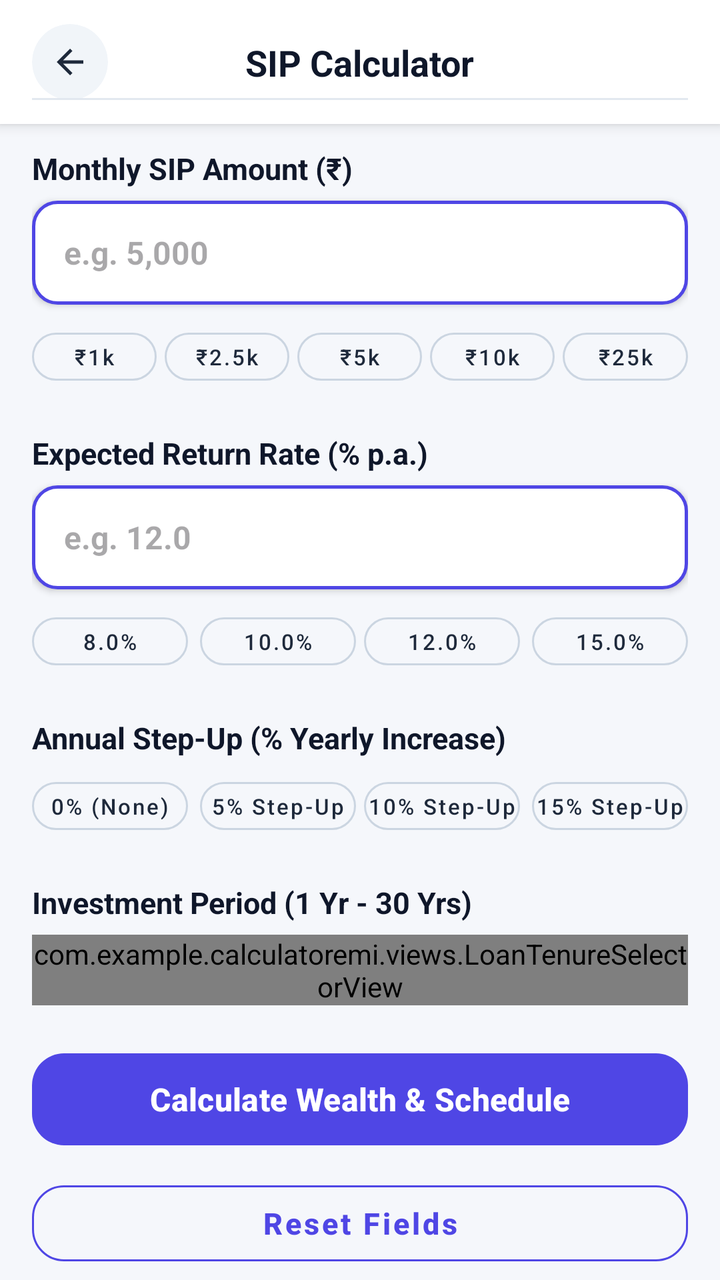
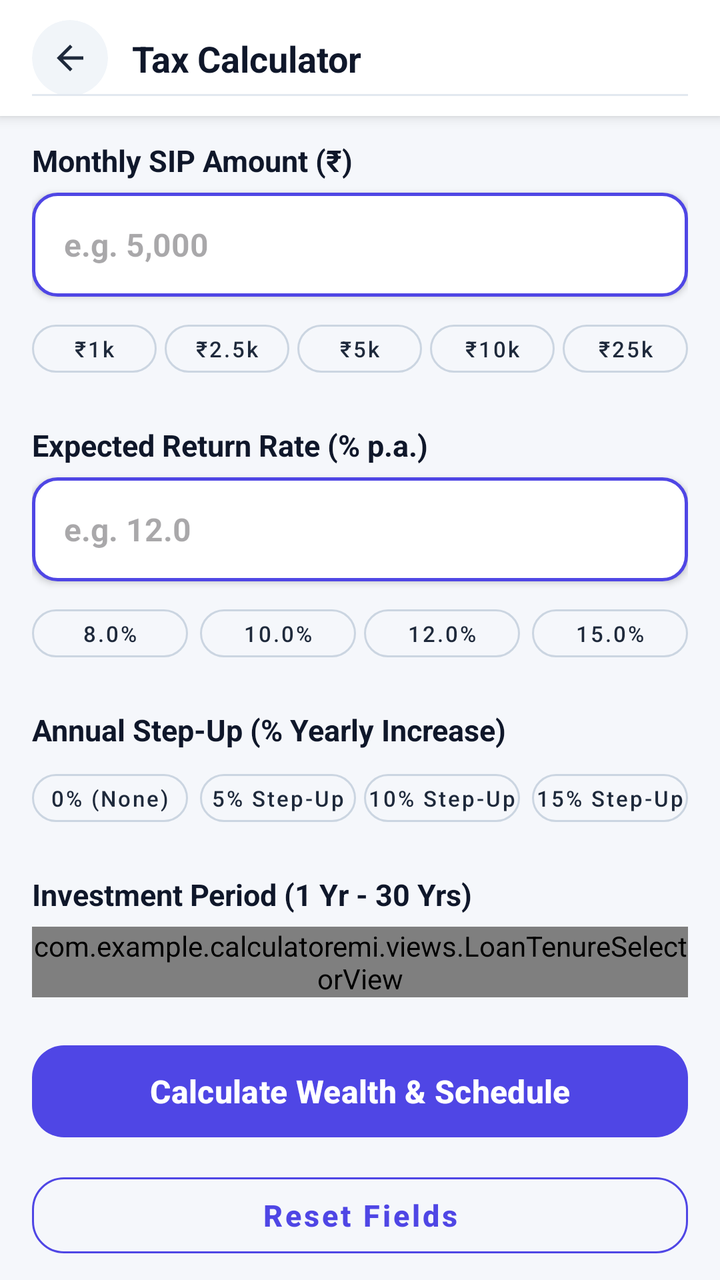

The first picture is an Android layout as it rendered before a commit; the second is the same layout after the commit. The layout source and the unified diff follow.
<!-- AndroidManifest.xml: application theme Theme.Calculatoremi -->
<!-- res/layout/activity_sip_calculator.xml -->
<?xml version="1.0" encoding="utf-8"?>
<LinearLayout
    xmlns:android="http://schemas.android.com/apk/res/android"
    xmlns:app="http://schemas.android.com/apk/res-auto"
    android:layout_width="match_parent"
    android:layout_height="match_parent"
    android:background="#F5F7FB"
    android:orientation="vertical">

    
    <androidx.constraintlayout.widget.ConstraintLayout
        android:id="@+id/calculatorHeader"
        android:layout_width="match_parent"
        android:layout_height="wrap_content"
        android:minHeight="55dp"
        android:background="@android:color/white"
        android:elevation="4dp"
        android:paddingStart="16dp"
        android:paddingTop="12dp"
        android:paddingEnd="16dp"
        android:paddingBottom="12dp">

        <com.google.android.material.card.MaterialCardView
            android:id="@+id/btnBackContainer"
            android:layout_width="38dp"
            android:layout_height="38dp"
            app:cardBackgroundColor="#F1F5F9"
            app:cardCornerRadius="19dp"
            app:cardElevation="0dp"
            app:strokeWidth="0dp"
            app:layout_constraintBottom_toBottomOf="parent"
            app:layout_constraintStart_toStartOf="parent"
            app:layout_constraintTop_toTopOf="parent">

            <ImageView
                android:id="@+id/btnBack"
                android:layout_width="20dp"
                android:layout_height="20dp"
                android:layout_gravity="center"
                android:src="@drawable/ic_arrow_back"
                app:tint="#1E293B" />
        </com.google.android.material.card.MaterialCardView>

        <TextView
            android:id="@+id/txtTitle"
            android:layout_width="wrap_content"
            android:layout_height="wrap_content"
            android:text="SIP Calculator"
            android:textColor="#0F172A"
            android:textSize="18sp"
            android:textStyle="bold"
            app:layout_constraintBottom_toBottomOf="parent"
            app:layout_constraintEnd_toEndOf="parent"
            app:layout_constraintStart_toStartOf="parent"
            app:layout_constraintTop_toTopOf="parent" />

        <View
            android:layout_width="match_parent"
            android:layout_height="1dp"
            android:background="#E2E8F0"
            app:layout_constraintBottom_toBottomOf="parent" />
    </androidx.constraintlayout.widget.ConstraintLayout>

    <androidx.core.widget.NestedScrollView
        android:id="@+id/scrollViewSip"
        android:layout_width="match_parent"
        android:layout_height="0dp"
        android:layout_weight="1"
        android:clipToPadding="false"
        android:fillViewport="true"
        android:paddingBottom="36dp">

        <LinearLayout
            android:layout_width="match_parent"
            android:layout_height="wrap_content"
            android:orientation="vertical"
            android:paddingHorizontal="@dimen/screen_padding"
            android:paddingTop="12dp">

            
            <TextView
                android:layout_width="wrap_content"
                android:layout_height="wrap_content"
                android:layout_marginBottom="6dp"
                android:text="Monthly SIP Amount (₹)"
                android:textColor="#0F172A"
                android:textSize="15sp"
                android:textStyle="bold" />

            <EditText
                android:id="@+id/etMonthlySip"
                android:layout_width="match_parent"
                android:layout_height="52dp"
                android:background="@drawable/numeric_input_border"
                android:elevation="2dp"
                android:hint="e.g. 5,000"
                android:inputType="numberDecimal"
                android:paddingHorizontal="16dp"
                android:textColor="#0F172A"
                android:textSize="16sp"
                android:textStyle="bold" />

            
            <LinearLayout
                android:layout_width="match_parent"
                android:layout_height="wrap_content"
                android:layout_marginTop="8dp"
                android:layout_marginBottom="20dp"
                android:orientation="horizontal"
                android:weightSum="5">

                <com.google.android.material.button.MaterialButton
                    android:id="@+id/chipSip1k"
                    style="@style/Widget.MaterialComponents.Button.OutlinedButton"
                    android:layout_width="0dp"
                    android:layout_height="36dp"
                    android:layout_weight="1"
                    android:layout_marginEnd="2dp"
                    android:padding="0dp"
                    android:text="₹1k"
                    android:textAllCaps="false"
                    android:textColor="#1E293B"
                    android:textSize="11sp"
                    app:strokeColor="#CBD5E1"
                    app:cornerRadius="18dp" />

                <com.google.android.material.button.MaterialButton
                    android:id="@+id/chipSip2_5k"
                    style="@style/Widget.MaterialComponents.Button.OutlinedButton"
                    android:layout_width="0dp"
                    android:layout_height="36dp"
                    android:layout_weight="1"
                    android:layout_marginHorizontal="2dp"
                    android:padding="0dp"
                    android:text="₹2.5k"
                    android:textAllCaps="false"
                    android:textColor="#1E293B"
                    android:textSize="11sp"
                    app:strokeColor="#CBD5E1"
                    app:cornerRadius="18dp" />

                <com.google.android.material.button.MaterialButton
                    android:id="@+id/chipSip5k"
                    style="@style/Widget.MaterialComponents.Button.OutlinedButton"
                    android:layout_width="0dp"
                    android:layout_height="36dp"
                    android:layout_weight="1"
                    android:layout_marginHorizontal="2dp"
                    android:padding="0dp"
                    android:text="₹5k"
                    android:textAllCaps="false"
                    android:textColor="#1E293B"
                    android:textSize="11sp"
                    app:strokeColor="#CBD5E1"
                    app:cornerRadius="18dp" />

                <com.google.android.material.button.MaterialButton
                    android:id="@+id/chipSip10k"
                    style="@style/Widget.MaterialComponents.Button.OutlinedButton"
                    android:layout_width="0dp"
                    android:layout_height="36dp"
                    android:layout_weight="1"
                    android:layout_marginHorizontal="2dp"
                    android:padding="0dp"
                    android:text="₹10k"
                    android:textAllCaps="false"
                    android:textColor="#1E293B"
                    android:textSize="11sp"
                    app:strokeColor="#CBD5E1"
                    app:cornerRadius="18dp" />

                <com.google.android.material.button.MaterialButton
                    android:id="@+id/chipSip25k"
                    style="@style/Widget.MaterialComponents.Button.OutlinedButton"
                    android:layout_width="0dp"
                    android:layout_height="36dp"
                    android:layout_weight="1"
                    android:layout_marginStart="2dp"
                    android:padding="0dp"
                    android:text="₹25k"
                    android:textAllCaps="false"
                    android:textColor="#1E293B"
                    android:textSize="11sp"
                    app:strokeColor="#CBD5E1"
                    app:cornerRadius="18dp" />

            </LinearLayout>

            
            <TextView
                android:layout_width="wrap_content"
                android:layout_height="wrap_content"
                android:layout_marginBottom="6dp"
                android:text="Expected Return Rate (% p.a.)"
                android:textColor="#0F172A"
                android:textSize="15sp"
                android:textStyle="bold" />

            <EditText
                android:id="@+id/etSipRate"
                android:layout_width="match_parent"
                android:layout_height="52dp"
                android:background="@drawable/numeric_input_border"
                android:elevation="2dp"
                android:hint="e.g. 12.0"
                android:inputType="numberDecimal"
                android:paddingHorizontal="16dp"
                android:textColor="#0F172A"
                android:textSize="16sp"
                android:textStyle="bold" />

            
            <LinearLayout
                android:layout_width="match_parent"
                android:layout_height="wrap_content"
                android:layout_marginTop="8dp"
                android:layout_marginBottom="20dp"
                android:orientation="horizontal"
                android:weightSum="4">

                <com.google.android.material.button.MaterialButton
                    android:id="@+id/chipRate8"
                    style="@style/Widget.MaterialComponents.Button.OutlinedButton"
                    android:layout_width="0dp"
                    android:layout_height="36dp"
                    android:layout_weight="1"
                    android:layout_marginEnd="4dp"
                    android:padding="0dp"
                    android:text="8.0%"
                    android:textAllCaps="false"
                    android:textColor="#1E293B"
                    android:textSize="11sp"
                    app:strokeColor="#CBD5E1"
                    app:cornerRadius="18dp" />

                <com.google.android.material.button.MaterialButton
                    android:id="@+id/chipRate10"
                    style="@style/Widget.MaterialComponents.Button.OutlinedButton"
                    android:layout_width="0dp"
                    android:layout_height="36dp"
                    android:layout_weight="1"
                    android:layout_marginHorizontal="2dp"
                    android:padding="0dp"
                    android:text="10.0%"
                    android:textAllCaps="false"
                    android:textColor="#1E293B"
                    android:textSize="11sp"
                    app:strokeColor="#CBD5E1"
                    app:cornerRadius="18dp" />

                <com.google.android.material.button.MaterialButton
                    android:id="@+id/chipRate12"
                    style="@style/Widget.MaterialComponents.Button.OutlinedButton"
                    android:layout_width="0dp"
                    android:layout_height="36dp"
                    android:layout_weight="1"
                    android:layout_marginHorizontal="2dp"
                    android:padding="0dp"
                    android:text="12.0%"
                    android:textAllCaps="false"
                    android:textColor="#1E293B"
                    android:textSize="11sp"
                    app:strokeColor="#CBD5E1"
                    app:cornerRadius="18dp" />

                <com.google.android.material.button.MaterialButton
                    android:id="@+id/chipRate15"
                    style="@style/Widget.MaterialComponents.Button.OutlinedButton"
                    android:layout_width="0dp"
                    android:layout_height="36dp"
                    android:layout_weight="1"
                    android:layout_marginStart="4dp"
                    android:padding="0dp"
                    android:text="15.0%"
                    android:textAllCaps="false"
                    android:textColor="#1E293B"
                    android:textSize="11sp"
                    app:strokeColor="#CBD5E1"
                    app:cornerRadius="18dp" />

            </LinearLayout>

            
            <TextView
                android:layout_width="wrap_content"
                android:layout_height="wrap_content"
                android:layout_marginBottom="6dp"
                android:text="Annual Step-Up (% Yearly Increase)"
                android:textColor="#0F172A"
                android:textSize="15sp"
                android:textStyle="bold" />

            <LinearLayout
                android:layout_width="match_parent"
                android:layout_height="wrap_content"
                android:layout_marginBottom="20dp"
                android:orientation="horizontal"
                android:weightSum="4">

                <com.google.android.material.button.MaterialButton
                    android:id="@+id/chipStep0"
                    style="@style/Widget.MaterialComponents.Button.OutlinedButton"
                    android:layout_width="0dp"
                    android:layout_height="36dp"
                    android:layout_weight="1"
                    android:layout_marginEnd="4dp"
                    android:padding="0dp"
                    android:text="0% (None)"
                    android:textAllCaps="false"
                    android:textColor="#1E293B"
                    android:textSize="11sp"
                    app:strokeColor="#CBD5E1"
                    app:cornerRadius="18dp" />

                <com.google.android.material.button.MaterialButton
                    android:id="@+id/chipStep5"
                    style="@style/Widget.MaterialComponents.Button.OutlinedButton"
                    android:layout_width="0dp"
                    android:layout_height="36dp"
                    android:layout_weight="1"
                    android:layout_marginHorizontal="2dp"
                    android:padding="0dp"
                    android:text="5% Step-Up"
                    android:textAllCaps="false"
                    android:textColor="#1E293B"
                    android:textSize="11sp"
                    app:strokeColor="#CBD5E1"
                    app:cornerRadius="18dp" />

                <com.google.android.material.button.MaterialButton
                    android:id="@+id/chipStep10"
                    style="@style/Widget.MaterialComponents.Button.OutlinedButton"
                    android:layout_width="0dp"
                    android:layout_height="36dp"
                    android:layout_weight="1"
                    android:layout_marginHorizontal="2dp"
                    android:padding="0dp"
                    android:text="10% Step-Up"
                    android:textAllCaps="false"
                    android:textColor="#1E293B"
                    android:textSize="11sp"
                    app:strokeColor="#CBD5E1"
                    app:cornerRadius="18dp" />

                <com.google.android.material.button.MaterialButton
                    android:id="@+id/chipStep15"
                    style="@style/Widget.MaterialComponents.Button.OutlinedButton"
                    android:layout_width="0dp"
                    android:layout_height="36dp"
                    android:layout_weight="1"
                    android:layout_marginStart="4dp"
                    android:padding="0dp"
                    android:text="15% Step-Up"
                    android:textAllCaps="false"
                    android:textColor="#1E293B"
                    android:textSize="11sp"
                    app:strokeColor="#CBD5E1"
                    app:cornerRadius="18dp" />

            </LinearLayout>

            
            <RelativeLayout
                android:layout_width="match_parent"
                android:layout_height="wrap_content"
                android:layout_marginBottom="6dp">

                <TextView
                    android:id="@+id/txtSipTermLabel"
                    android:layout_width="wrap_content"
                    android:layout_height="wrap_content"
                    android:layout_alignParentStart="true"
                    android:text="Investment Period (1 Yr - 30 Yrs)"
                    android:textColor="#0F172A"
                    android:textSize="15sp"
                    android:textStyle="bold" />
            </RelativeLayout>

            <com.example.calculatoremi.views.LoanTenureSelectorView
                android:id="@+id/tenureSelector"
                android:layout_width="match_parent"
                android:layout_height="wrap_content"
                android:layout_marginBottom="20dp" />

            
            <com.google.android.material.button.MaterialButton
                android:id="@+id/btnCalculate"
                android:layout_width="match_parent"
                android:layout_height="54dp"
                android:text="Calculate Wealth &amp; Schedule"
                android:textAllCaps="false"
                android:textColor="@android:color/white"
                android:textSize="16sp"
                android:textStyle="bold"
                app:backgroundTint="@color/primary"
                app:cornerRadius="16dp" />

            <com.google.android.material.button.MaterialButton
                android:id="@+id/btnReset"
                style="@style/Widget.MaterialComponents.Button.OutlinedButton"
                android:layout_width="match_parent"
                android:layout_height="50dp"
                android:layout_marginTop="10dp"
                android:text="Reset Fields"
                android:textAllCaps="false"
                android:textColor="@color/primary"
                android:textSize="15sp"
                android:textStyle="bold"
                app:cornerRadius="16dp"
                app:strokeColor="@color/primary" />

        </LinearLayout>
    </androidx.core.widget.NestedScrollView>

</LinearLayout>
<!-- resources referenced by this layout -->
<resources>
  <color name="primary">#4F46E5</color>
  <dimen name="screen_padding">16dp</dimen>
  <!-- drawable ic_arrow_back (drawable) -->
  <vector xmlns:android="http://schemas.android.com/apk/res/android"
      android:width="24dp"
      android:height="24dp"
      android:viewportWidth="960"
      android:viewportHeight="960">
    <path
        android:pathData="m313,520 l224,224 -57,56 -320,-320 320,-320 57,56 -224,224h487v80L313,520Z"
        android:fillColor="#e3e3e3"/>
  </vector>
  <!-- drawable numeric_input_border (drawable) -->
  <?xml version="1.0" encoding="utf-8"?>
  <shape xmlns:android="http://schemas.android.com/apk/res/android"
      android:shape="rectangle">
  
      <solid android:color="@color/white"/>
  
      <stroke
          android:width="1.5dp"
          android:color="#4F46E5"/>
  
      <corners android:radius="12dp"/>
  </shape>
  <style name="Theme.Calculatoremi" parent="Base.Theme.Calculatoremi" />
  <color name="white">#FFFFFFFF</color>
  <style name="Base.Theme.Calculatoremi" parent="Theme.Material3.DayNight.NoActionBar">
          <item name="android:statusBarColor">@android:color/transparent</item>
          <item name="android:navigationBarColor">@android:color/transparent</item>
          <item name="android:windowLightStatusBar">false</item>
          <item name="android:windowLightNavigationBar">true</item>
          <item name="colorPrimary">@color/primary</item>
          <item name="colorOnPrimary">#FFFFFF</item>
          <item name="colorSecondary">@color/gradient_accent</item>
          <item name="colorOnSecondary">#FFFFFF</item>
      </style>
  <color name="gradient_accent">#818CF8</color>
</resources>

<!-- the commit's change to res/layout/activity_sip_calculator.xml (unified diff, before → after) -->
@@ -8,58 +8,7 @@
     android:orientation="vertical">
 
     
-    <androidx.constraintlayout.widget.ConstraintLayout
-        android:id="@+id/calculatorHeader"
-        android:layout_width="match_parent"
-        android:layout_height="wrap_content"
-        android:minHeight="55dp"
-        android:background="@android:color/white"
-        android:elevation="4dp"
-        android:paddingStart="16dp"
-        android:paddingTop="12dp"
-        android:paddingEnd="16dp"
-        android:paddingBottom="12dp">
-
-        <com.google.android.material.card.MaterialCardView
-            android:id="@+id/btnBackContainer"
-            android:layout_width="38dp"
-            android:layout_height="38dp"
-            app:cardBackgroundColor="#F1F5F9"
-            app:cardCornerRadius="19dp"
-            app:cardElevation="0dp"
-            app:strokeWidth="0dp"
-            app:layout_constraintBottom_toBottomOf="parent"
-            app:layout_constraintStart_toStartOf="parent"
-            app:layout_constraintTop_toTopOf="parent">
-
-            <ImageView
-                android:id="@+id/btnBack"
-                android:layout_width="20dp"
-                android:layout_height="20dp"
-                android:layout_gravity="center"
-                android:src="@drawable/ic_arrow_back"
-                app:tint="#1E293B" />
-        </com.google.android.material.card.MaterialCardView>
-
-        <TextView
-            android:id="@+id/txtTitle"
-            android:layout_width="wrap_content"
-            android:layout_height="wrap_content"
-            android:text="SIP Calculator"
-            android:textColor="#0F172A"
-            android:textSize="18sp"
-            android:textStyle="bold"
-            app:layout_constraintBottom_toBottomOf="parent"
-            app:layout_constraintEnd_toEndOf="parent"
-            app:layout_constraintStart_toStartOf="parent"
-            app:layout_constraintTop_toTopOf="parent" />
-
-        <View
-            android:layout_width="match_parent"
-            android:layout_height="1dp"
-            android:background="#E2E8F0"
-            app:layout_constraintBottom_toBottomOf="parent" />
-    </androidx.constraintlayout.widget.ConstraintLayout>
+    <include layout="@layout/layout_calculator_header" />
 
     <androidx.core.widget.NestedScrollView
         android:id="@+id/scrollViewSip"
@@ -413,3 +362,63 @@
     </androidx.core.widget.NestedScrollView>
 
 </LinearLayout>
+<!-- res/layout/layout_calculator_header.xml (included above) -->
+<?xml version="1.0" encoding="utf-8"?>
+<androidx.constraintlayout.widget.ConstraintLayout xmlns:android="http://schemas.android.com/apk/res/android"
+    xmlns:app="http://schemas.android.com/apk/res-auto"
+    android:id="@+id/calculatorHeader"
+    android:layout_width="match_parent"
+    android:layout_height="wrap_content"
+    android:minHeight="56dp"
+    android:background="@android:color/white"
+    android:elevation="4dp"
+    android:paddingStart="16dp"
+    android:paddingEnd="16dp"
+    android:paddingTop="10dp"
+    android:paddingBottom="10dp">
+
+    <com.google.android.material.card.MaterialCardView
+        android:id="@+id/btnBackContainer"
+        android:layout_width="38dp"
+        android:layout_height="38dp"
+        app:cardBackgroundColor="#F1F5F9"
+        app:cardCornerRadius="19dp"
+        app:cardElevation="0dp"
+        app:strokeWidth="0dp"
+        app:layout_constraintBottom_toBottomOf="parent"
+        app:layout_constraintStart_toStartOf="parent"
+        app:layout_constraintTop_toTopOf="parent">
+
+        <ImageView
+            android:id="@+id/btnBack"
+            android:layout_width="20dp"
+            android:layout_height="20dp"
+            android:layout_gravity="center"
+            android:src="@drawable/ic_arrow_back"
+            app:tint="#1E293B" />
+    </com.google.android.material.card.MaterialCardView>
+
+    <TextView
+        android:id="@+id/txtTitle"
+        android:layout_width="0dp"
+        android:layout_height="wrap_content"
+        android:layout_marginStart="12dp"
+        android:layout_marginEnd="12dp"
+        android:text="Tax Calculator"
+        android:textColor="#0F172A"
+        android:textSize="18sp"
+        android:textStyle="bold"
+        android:maxLines="1"
+        android:ellipsize="end"
+        app:layout_constraintBottom_toBottomOf="parent"
+        app:layout_constraintEnd_toEndOf="parent"
+        app:layout_constraintStart_toEndOf="@id/btnBackContainer"
+        app:layout_constraintTop_toTopOf="parent" />
+
+    <View
+        android:layout_width="match_parent"
+        android:layout_height="1dp"
+        android:background="#E2E8F0"
+        app:layout_constraintBottom_toBottomOf="parent" />
+
+</androidx.constraintlayout.widget.ConstraintLayout>
<!-- resource entries referenced after the edit -->
@@ -30,7 +30,7 @@
   <style name="Base.Theme.Calculatoremi" parent="Theme.Material3.DayNight.NoActionBar">
           <item name="android:statusBarColor">@android:color/transparent</item>
           <item name="android:navigationBarColor">@android:color/transparent</item>
-          <item name="android:windowLightStatusBar">false</item>
+          <item name="android:windowLightStatusBar">true</item>
           <item name="android:windowLightNavigationBar">true</item>
           <item name="colorPrimary">@color/primary</item>
           <item name="colorOnPrimary">#FFFFFF</item>
